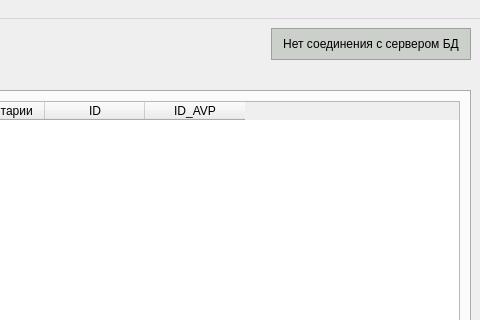
The window that arm_o/mainwindow.ui (levdikandrey/DataCollector) describes before a commit, drawn with Qt 5; both pictures show x 776 to 1256 and y 0 to 320 of the 1256 by 796 pixel window.
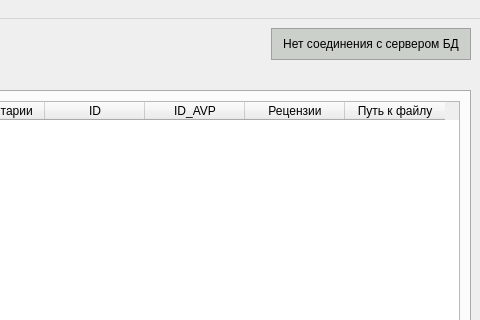
The same window after the commit. The open tabs and pages were chosen to show the change. Icons and pictures are not drawn.

What changed in the file:
```diff
--- a/arm_o/mainwindow.ui
+++ b/arm_o/mainwindow.ui
@@ -1209,6 +1209,16 @@
             <string>ID_AVP</string>
            </property>
           </column>
+          <column>
+           <property name="text">
+            <string>Рецензии</string>
+           </property>
+          </column>
+          <column>
+           <property name="text">
+            <string>Путь к файлу</string>
+           </property>
+          </column>
          </widget>
         </item>
         <item row="1" column="0">
```
